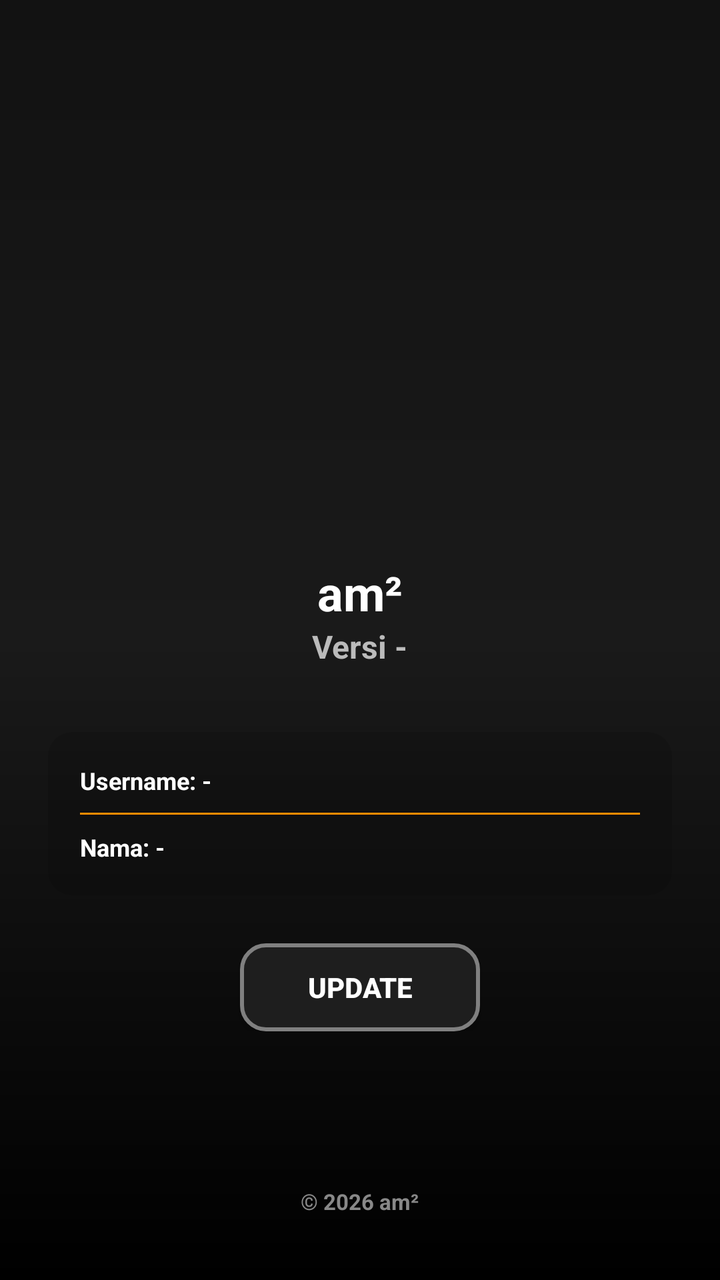
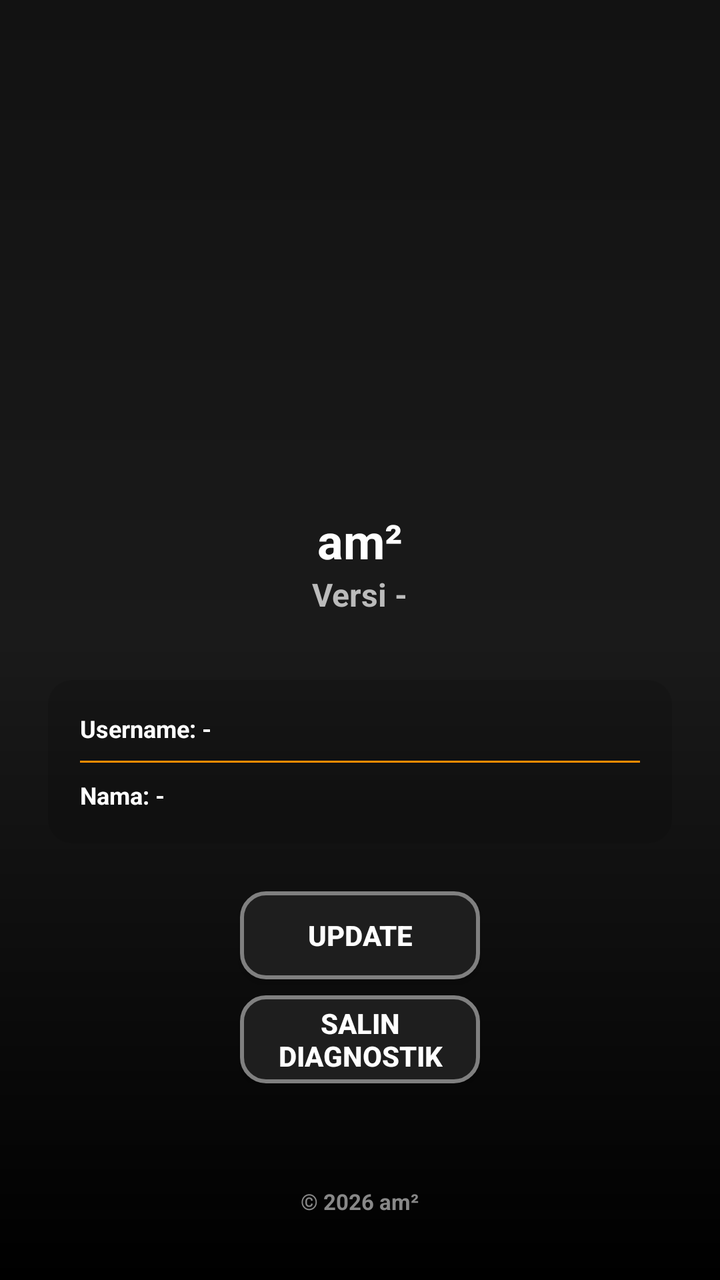

The first picture is an Android layout as it rendered before a commit; the second is the same layout after the commit. The layout source and the unified diff follow.
<!-- AndroidManifest.xml: application theme Theme.TIK -->
<!-- res/layout/activity_about.xml -->
<?xml version="1.0" encoding="utf-8"?>
<RelativeLayout xmlns:android="http://schemas.android.com/apk/res/android"
    xmlns:app="http://schemas.android.com/apk/res-auto"
    android:layout_width="match_parent"
    android:layout_height="match_parent"
    android:background="@drawable/main_background"
    android:padding="@dimen/padding_large">

    <LinearLayout
        android:layout_width="match_parent"
        android:layout_height="wrap_content"
        android:layout_centerInParent="true"
        android:gravity="center"
        android:orientation="vertical">

        <com.google.android.material.imageview.ShapeableImageView
            android:layout_width="@dimen/about_logo_size"
            android:layout_height="@dimen/about_logo_size"
            android:src="@mipmap/ic_launcher"
            android:layout_marginBottom="@dimen/margin_medium"
            app:shapeAppearanceOverlay="@style/ShapeAppearance.Circle" />

        <TextView
            android:layout_width="wrap_content"
            android:layout_height="wrap_content"
            android:text="am\u00B2"
            android:textColor="@color/white"
            android:textSize="@dimen/text_about_title"
            android:textStyle="bold" />

        <TextView
            android:id="@+id/tvAppVersion"
            android:layout_width="wrap_content"
            android:layout_height="wrap_content"
            android:text="Versi -"
            android:textColor="#BBBBBB"
            android:textStyle="bold"
            android:textSize="@dimen/text_about_version" />

        <TextView
            android:id="@+id/tvLatestVersion"
            android:layout_width="wrap_content"
            android:layout_height="wrap_content"
            android:text="Update Tersedia: -"
            android:textColor="@color/orange_accent"
            android:textStyle="bold"
            android:textSize="@dimen/text_about_version"
            android:visibility="gone"
            android:layout_marginTop="@dimen/margin_xsmall" />

        <androidx.cardview.widget.CardView
            android:layout_width="match_parent"
            android:layout_height="wrap_content"
            android:layout_marginTop="@dimen/margin_xlarge"
            app:cardBackgroundColor="#22000000"
            app:cardCornerRadius="@dimen/card_corner_radius"
            app:cardElevation="0dp">

            <LinearLayout
                android:layout_width="match_parent"
                android:layout_height="wrap_content"
                android:orientation="vertical"
                android:padding="@dimen/padding_medium">

                <TextView
                    android:id="@+id/tvAboutUserId"
                    android:layout_width="wrap_content"
                    android:layout_height="wrap_content"
                    android:text="Username: -"
                    android:textColor="@color/white"
                    android:textStyle="bold"
                    android:textSize="@dimen/text_size_small" />

                <View
                    android:layout_width="match_parent"
                    android:layout_height="@dimen/divider_height_small"
                    android:background="@color/dark_orange"
                    android:layout_marginTop="@dimen/padding_small"
                    android:layout_marginBottom="@dimen/padding_small" />

                <TextView
                    android:id="@+id/tvAboutUserName"
                    android:layout_width="wrap_content"
                    android:layout_height="wrap_content"
                    android:text="Nama: -"
                    android:textColor="@color/white"
                    android:textStyle="bold"
                    android:textSize="@dimen/text_size_small" />
            </LinearLayout>
        </androidx.cardview.widget.CardView>

        <androidx.appcompat.widget.AppCompatButton
            android:id="@+id/btnCheckUpdate"
            android:layout_width="@dimen/about_btn_update_width"
            android:layout_height="@dimen/about_btn_update_height"
            android:layout_marginTop="@dimen/margin_large"
            android:background="@drawable/button_selector"
            android:text="Update"
            android:textColor="@color/white"
            android:textSize="@dimen/text_about_update"
            android:textStyle="bold"
            android:padding="0dp"
            android:minHeight="0dp"
            android:minWidth="0dp"
            android:focusable="true"
            android:clickable="true" />

    </LinearLayout>

    <TextView
        android:layout_width="wrap_content"
        android:layout_height="wrap_content"
        android:layout_alignParentBottom="true"
        android:layout_centerHorizontal="true"
        android:text="© 2026 am\u00B2"
        android:textColor="#888888"
        android:textStyle="bold"
        android:textSize="@dimen/text_size_tiny"
        android:layout_marginBottom="@dimen/margin_small" />

</RelativeLayout>
<!-- resources referenced by this layout -->
<resources>
  <color name="dark_orange">#FF8C00</color>
  <color name="orange_accent">#FF9800</color>
  <color name="white">#FFFFFFFF</color>
  <dimen name="about_btn_update_height">44dp</dimen>
  <dimen name="about_btn_update_width">120dp</dimen>
  <dimen name="about_logo_size">140dp</dimen>
  <dimen name="card_corner_radius">12dp</dimen>
  <dimen name="divider_height_small">1dp</dimen>
  <dimen name="margin_large">24dp</dimen>
  <dimen name="margin_medium">16dp</dimen>
  <dimen name="margin_small">8dp</dimen>
  <dimen name="margin_xlarge">32dp</dimen>
  <dimen name="margin_xsmall">4dp</dimen>
  <dimen name="padding_large">24dp</dimen>
  <dimen name="padding_medium">16dp</dimen>
  <dimen name="padding_small">8dp</dimen>
  <dimen name="text_about_title">24sp</dimen>
  <dimen name="text_about_update">14sp</dimen>
  <dimen name="text_about_version">16sp</dimen>
  <dimen name="text_size_small">12sp</dimen>
  <dimen name="text_size_tiny">11sp</dimen>
  <!-- drawable main_background (drawable) -->
  <?xml version="1.0" encoding="utf-8"?>
  <shape xmlns:android="http://schemas.android.com/apk/res/android">
      <gradient
          android:startColor="#121212"
          android:centerColor="#1A1A1A"
          android:endColor="#000000"
          android:angle="270" />
  </shape>
  <!-- mipmap ic_launcher (mipmap-anydpi-v26) -->
  <?xml version="1.0" encoding="utf-8"?>
  <adaptive-icon xmlns:android="http://schemas.android.com/apk/res/android">
      <background android:drawable="@drawable/ic_launcher_background"/>
      <foreground android:drawable="@mipmap/ic_launcher_foreground"/>
      <monochrome android:drawable="@mipmap/ic_launcher_foreground"/>
  </adaptive-icon>
  <style name="ShapeAppearance.Circle" parent="">
          <item name="cornerFamily">rounded</item>
          <item name="cornerSize">50%</item>
      </style>
  <color name="black">#FF000000</color>
  <style name="CustomAlertDialog" parent="Theme.MaterialComponents.DayNight.Dialog.Alert">
          <item name="android:windowBackground">@drawable/frame_background</item>
          <item name="android:textColorPrimary">@color/white</item>
          <item name="colorAccent">@color/orange_accent</item>
          <item name="buttonBarPositiveButtonStyle">@style/AlertButtonStyle</item>
          <item name="buttonBarNegativeButtonStyle">@style/AlertButtonStyle</item>
  
          
          <item name="android:windowMinWidthMajor">@dimen/overlay_dialog_width</item>
          <item name="android:windowMinWidthMinor">@dimen/overlay_dialog_width</item>
      </style>
  <style name="WindowAnimation">
          <item name="android:activityOpenEnterAnimation">@anim/fade_in</item>
          <item name="android:activityOpenExitAnimation">@anim/fade_out</item>
          <item name="android:activityCloseEnterAnimation">@anim/fade_in</item>
          <item name="android:activityCloseExitAnimation">@anim/fade_out</item>
      </style>
  <!-- drawable frame_background (drawable) -->
  <?xml version="1.0" encoding="utf-8"?>
  <shape xmlns:android="http://schemas.android.com/apk/res/android">
      <solid android:color="#1E1E1E" />
      <stroke
          android:width="2dp"
          android:color="@color/orange_accent" />
      <corners android:radius="12dp" />
  </shape>
  <style name="AlertButtonStyle" parent="Widget.MaterialComponents.Button.TextButton">
          <item name="android:textColor">@color/orange_accent</item>
          <item name="android:textStyle">bold</item>
      </style>
  <dimen name="overlay_dialog_width">240dp</dimen>
  <!-- unchanged entries left out for length: 3 -->
</resources>

<!-- the commit's change to res/layout/activity_about.xml (unified diff, before → after) -->
@@ -105,6 +105,22 @@
             android:focusable="true"
             android:clickable="true" />
 
+        <androidx.appcompat.widget.AppCompatButton
+            android:id="@+id/btnCopyDiagnostics"
+            android:layout_width="@dimen/about_btn_update_width"
+            android:layout_height="@dimen/about_btn_update_height"
+            android:layout_marginTop="@dimen/margin_small"
+            android:background="@drawable/button_selector"
+            android:text="Salin Diagnostik"
+            android:textColor="@color/white"
+            android:textSize="@dimen/text_about_update"
+            android:textStyle="bold"
+            android:padding="0dp"
+            android:minHeight="0dp"
+            android:minWidth="0dp"
+            android:focusable="true"
+            android:clickable="true" />
+
     </LinearLayout>
 
     <TextView
